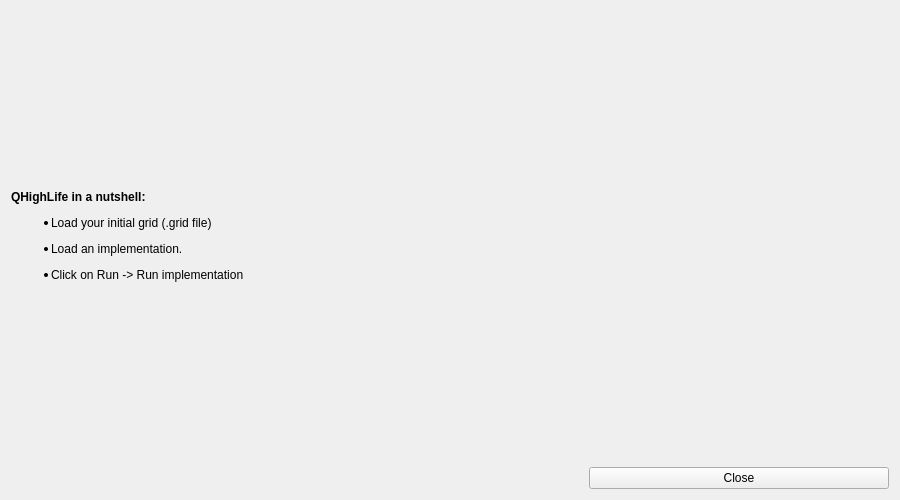
Before: the Qt Designer form tutorial.ui in gsanhueza/QHighLife, drawn with Qt 5.
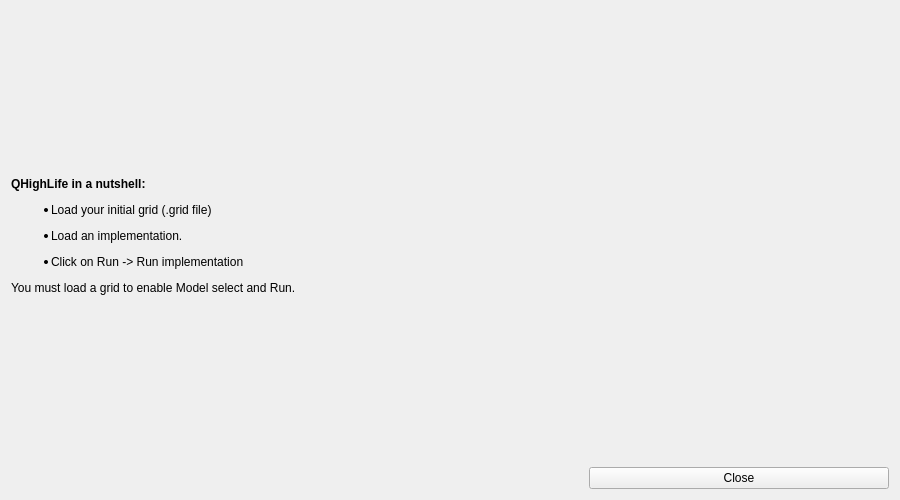
After: the same form once the commit is applied. Icons and pictures are not drawn.

Diff of the .ui file:
```diff
--- a/tutorial.ui
+++ b/tutorial.ui
@@ -22,7 +22,7 @@
    <item>
     <widget class="QLabel" name="instructions">
      <property name="text">
-      <string>&lt;html&gt;&lt;head/&gt;&lt;body&gt;&lt;p&gt;&lt;span style=&quot; font-weight:600;&quot;&gt;QHighLife in a nutshell:&lt;/span&gt;&lt;/p&gt;&lt;ul style=&quot;margin-top: 0px; margin-bottom: 0px; margin-left: 0px; margin-right: 0px; -qt-list-indent: 1;&quot;&gt;&lt;li style=&quot; margin-top:12px; margin-bottom:0px; margin-left:0px; margin-right:0px; -qt-block-indent:0; text-indent:0px;&quot;&gt;Load your initial grid (.grid file)&lt;/li&gt;&lt;/ul&gt;&lt;ul style=&quot;margin-top: 0px; margin-bottom: 0px; margin-left: 0px; margin-right: 0px; -qt-list-indent: 1;&quot;&gt;&lt;li style=&quot; margin-top:12px; margin-bottom:0px; margin-left:0px; margin-right:0px; -qt-block-indent:0; text-indent:0px;&quot;&gt;Load an implementation.&lt;/li&gt;&lt;li style=&quot; margin-top:12px; margin-bottom:0px; margin-left:0px; margin-right:0px; -qt-block-indent:0; text-indent:0px;&quot;&gt;Click on Run -&amp;gt; Run implementation&lt;/li&gt;&lt;/ul&gt;&lt;/body&gt;&lt;/html&gt;</string>
+      <string>&lt;html&gt;&lt;head/&gt;&lt;body&gt;&lt;p&gt;&lt;span style=&quot; font-weight:600;&quot;&gt;QHighLife in a nutshell:&lt;/span&gt;&lt;/p&gt;&lt;ul style=&quot;margin-top: 0px; margin-bottom: 0px; margin-left: 0px; margin-right: 0px; -qt-list-indent: 1;&quot;&gt;&lt;li style=&quot; margin-top:12px; margin-bottom:0px; margin-left:0px; margin-right:0px; -qt-block-indent:0; text-indent:0px;&quot;&gt;Load your initial grid (.grid file)&lt;/li&gt;&lt;/ul&gt;&lt;ul style=&quot;margin-top: 0px; margin-bottom: 0px; margin-left: 0px; margin-right: 0px; -qt-list-indent: 1;&quot;&gt;&lt;li style=&quot; margin-top:12px; margin-bottom:0px; margin-left:0px; margin-right:0px; -qt-block-indent:0; text-indent:0px;&quot;&gt;Load an implementation.&lt;/li&gt;&lt;li style=&quot; margin-top:12px; margin-bottom:0px; margin-left:0px; margin-right:0px; -qt-block-indent:0; text-indent:0px;&quot;&gt;Click on Run -&amp;gt; Run implementation&lt;/li&gt;&lt;/ul&gt;&lt;p&gt;You must load a grid to enable Model select and Run.&lt;/p&gt;&lt;/body&gt;&lt;/html&gt;</string>
      </property>
     </widget>
    </item>
```
